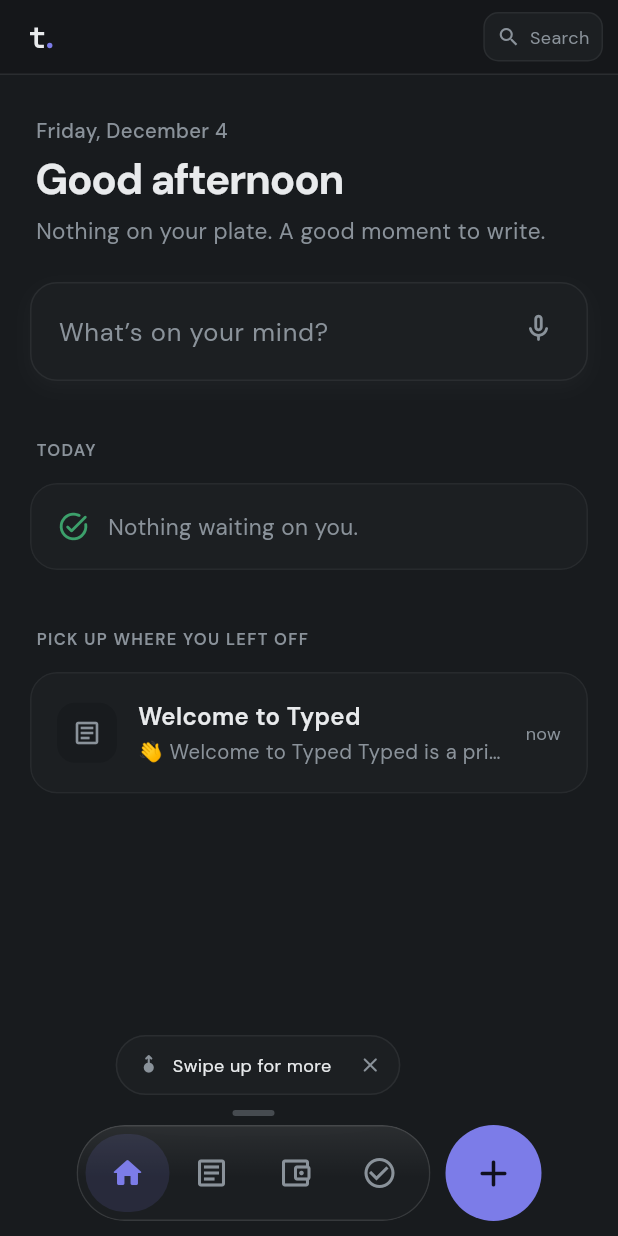
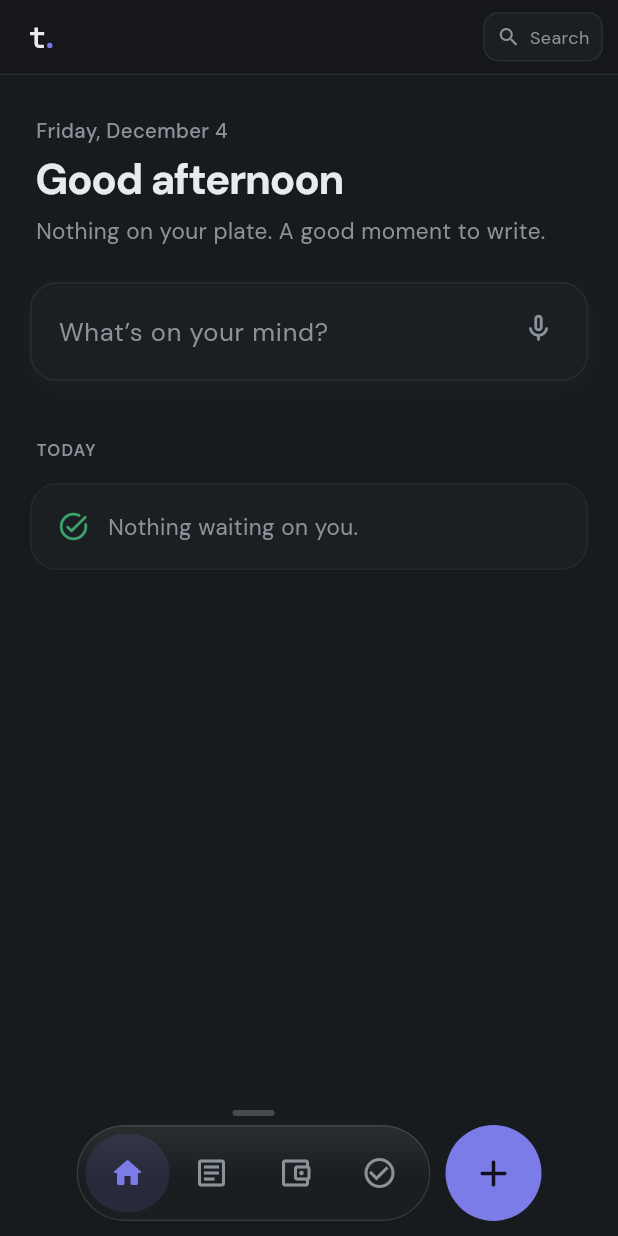
Before and after one commit to shaheenNawaf/typed, a Flutter app: the screen it shows after launch, after a tap on "Skip", on a phone screen of 412 x 824 dp. Run offline on Flutter 3.47's test engine with Material 3 defaults, Android fonts, the phone set to English and light mode, and no system bars; our stand-ins replace cross_file, file_picker, flutter_local_notifications, flutter_markdown, flutter_svg, flutter_timezone and 7 more; missing offline and left inert: dart:ffi, google_mlkit_text_recognition, markdown.

Commit message:
Home: Recent replaces "Pick up where you left off"
- The three pages most recently worked in (notes, lists, voice memos),
  with "3 of 5 done" for lists and "Voice memo · …" for voice; never the
  money ledger, guides or the welcome note
- The "Swipe up for more" tip no longer sits over Home's cards; it still
  shows on the other tabs until the sheet has been opened

Co-Authored-By: Claude Opus 5.5 <noreply@anthropic.com>

```diff
--- a/lib/screens/home_screen.dart
+++ b/lib/screens/home_screen.dart
@@ -2998,7 +2998,8 @@ class _HomeScreenState extends State<HomeScreen>
               : Column(
                   mainAxisSize: MainAxisSize.min,
                   children: [
-                    if (_showDockHint) _buildDockHint(),
+                    if (_showDockHint && _currentTab != 'home')
+                      _buildDockHint(),
                     MobileNav(
                   currentTab: _currentTab,
                   onTabChanged: _onTabChanged,
@@ -3396,7 +3397,7 @@ class _HomeScreenState extends State<HomeScreen>
   Widget _buildHomeScreen() {
     final isDesktop = MediaQuery.of(context).size.width >= 1024;
     final now = HomeScreen.clock();
-    final continueNote = _continueNote();
+    final recent = _recentNotes();
     final plan = buildTodayPlan(notes, now);
     // At most one moment card at the top: payday's summary.
     final moment = _buildPaydayMoment(now);
@@ -3418,13 +3419,19 @@ class _HomeScreenState extends State<HomeScreen>
       else
         _buildToday(plan, now),
       if (moment == null) ?_buildHomeMoney(now),
-      if (continueNote != null)
-        HomeContinueCard(
-          note: continueNote,
-          icon: _noteIcon(continueNote),
-          subtitle: _continueSubtitle(continueNote),
-          when: _relativeTimeLabel(continueNote.updatedAt),
-          onOpen: () => Future.microtask(() => _selectNote(continueNote.id)),
+      if (recent.isNotEmpty)
+        HomeRecent(
+          items: [
+            for (final n in recent)
+              RecentItem(
+                note: n,
+                icon: _noteIcon(n),
+                subtitle: _recentSubtitle(n),
+                when: _relativeTimeLabel(n.updatedAt),
+              ),
+          ],
+          onOpen: (n) => Future.microtask(() => _selectNote(n.id)),
+          onViewAll: () => _onTabChanged('notes'),
         ),
       if (_resurfaceNote(now) case final old?)
         HomeResurfaceCard(
@@ -3647,24 +3654,40 @@ class _HomeScreenState extends State<HomeScreen>
     }
   }
 
-  /// The page most recently written in. Task lists and finance ledgers are
-  /// left out — Next Up and the money line already cover them, and showing
-  /// the same list twice splits attention. Guides are reference, not work.
-  Note? _continueNote() {
-    Note? best;
-    for (final n in notes) {
-      if (n.isArchived || n.isDeleted || n.tags.contains('guide')) continue;
-      if (n.type == 'todo' || isFinanceNote(n)) continue;
-      if (best == null || n.updatedAt.isAfter(best.updatedAt)) best = n;
-    }
-    return best;
-  }
-
-  IconData _noteIcon(Note note) => note.type == 'todo'
-      ? Icons.check_circle_outline
-      : isFinanceNote(note)
-          ? Icons.account_balance_wallet_outlined
+  /// The pages most recently worked in: notes, lists and voice memos.
+  /// Money ledgers live in the payday card; guides and the welcome note are
+  /// reference, not work.
+  List<Note> _recentNotes() {
+    final pool = notes
+        .where((n) =>
+            !n.isArchived &&
+            !n.isDeleted &&
+            !isSeedNote(n) &&
+            !isFinanceNote(n))
+        .toList()
+      ..sort((a, b) => b.updatedAt.compareTo(a.updatedAt));
+    return pool.take(3).toList();
+  }
+
+  IconData _noteIcon(Note note) => note.tags.contains('voice')
+      ? Icons.mic_none_rounded
+      : note.type == 'todo'
+          ? Icons.check_circle_outline
           : Icons.article_outlined;
+
+  /// "Voice memo · 0 of 2 done", "3 of 5 done", or a line of the text.
+  String? _recentSubtitle(Note note) {
+    String? body;
+    final counts = countChecklist(note.content);
+    if (note.type == 'todo' || counts.total > 0) {
+      if (counts.total > 0) body = '${counts.done} of ${counts.total} done';
+    } else {
+      final preview = _homeContentPreview(note.content);
+      if (preview.isNotEmpty) body = preview;
+    }
+    if (!note.tags.contains('voice')) return body;
+    return body == null ? 'Voice memo' : 'Voice memo · $body';
+  }
 
   /// Home capture -> a new note. A short single line becomes the title; a
   /// longer thought keeps its full text as the body under a trimmed title.
@@ -3910,58 +3933,6 @@ class _HomeScreenState extends State<HomeScreen>
     );
   }
 
-  String? _continueSubtitle(Note note) {
-    if (isFinanceNote(note) && note.amounts.isNotEmpty) {
-      final counts = <String, int>{};
-      for (final e in note.amounts) {
-        final cur = e.currency ?? note.currency ?? 'PHP';
-        counts[cur] = (counts[cur] ?? 0) + 1;
-      }
-      var dominant = note.currency ?? 'PHP';
-      if (!counts.containsKey(dominant)) {
-        dominant = counts.entries.reduce((a, b) => a.value >= b.value ? a : b).key;
-      }
-      var income = 0;
-      var expense = 0;
-      var count = 0;
-      final others = <String>{};
-      for (final e in note.amounts) {
-        final cur = e.currency ?? note.currency ?? 'PHP';
-        if (cur == dominant) {
-          // A monthly note holds both directions; adding them together
-          // showed ₱15,000 income + ₱180 spent as "₱15,180.00".
-          if ((e.type ?? note.type) == 'income') {
-            income += e.amount;
-          } else {
-            expense += e.amount;
-          }
-          count++;
-        } else {
-          others.add(cur);
-        }
-      }
-      final amount = income > 0 && expense > 0
-          ? 'Net ${formatMinorAmount(income - expense, dominant)}'
-          : formatMinorAmount(income + expense, dominant);
-      final excl = others.isEmpty ? '' : ' · excl. ${others.join(' · ')}';
-      return '$amount · $count '
-          '${count == 1 ? 'entry' : 'entries'}$excl';
-    }
-    if (note.type == 'todo' || note.title.toLowerCase().contains('todo')) {
-      final counts = countChecklist(note.content);
-      if (counts.total > 0) {
-        final progress = '${counts.done} of ${counts.total} done';
-        final next = firstOpenItem(note.content);
-        if (next == null) return progress;
-        final label = next.length > 40 ? '${next.substring(0, 40)}…' : next;
-        return '$label · $progress';
-      }
-      return null;
-    }
-    final preview = _homeContentPreview(note.content);
-    return preview.isEmpty ? null : preview;
-  }
-
   /// Calendar-month finance totals for the home snapshot, scoped to the
   /// dominant currency (same approach as the finance dashboard): entries in
   /// other currencies are counted for the mixed-currency hint but never
--- a/lib/widgets/home_modules.dart
+++ b/lib/widgets/home_modules.dart
@@ -824,36 +824,75 @@ String dueLabel(DateTime day, DateTime now) {
   return '${monthShort(d.month)} ${d.day}';
 }
 
-// ── continue ───────────────────────────────────────────────────────────────
+// ── recent ─────────────────────────────────────────────────────────────────
 
-/// The single note you were last working in — not a list to choose from.
-class HomeContinueCard extends StatelessWidget {
+/// One row in [HomeRecent].
+class RecentItem {
   final Note note;
   final IconData icon;
   final String? subtitle;
   final String when;
-  final VoidCallback onOpen;
 
-  const HomeContinueCard({
-    super.key,
+  const RecentItem({
     required this.note,
     required this.icon,
     required this.subtitle,
     required this.when,
+  });
+}
+
+/// The last few pages you worked in — notes, lists and voice memos — so
+/// Home always has something of yours to return to.
+class HomeRecent extends StatelessWidget {
+  final List<RecentItem> items;
+  final void Function(Note note) onOpen;
+  final VoidCallback onViewAll;
+
+  const HomeRecent({
+    super.key,
+    required this.items,
     required this.onOpen,
+    required this.onViewAll,
   });
 
   @override
   Widget build(BuildContext context) {
     final c = context.colors;
-    final title = note.title.isEmpty ? 'Untitled' : note.title;
     return Column(
       crossAxisAlignment: CrossAxisAlignment.stretch,
       children: [
-        const HomeLabel('PICK UP WHERE YOU LEFT OFF'),
+        HomeLabel(
+          'RECENT',
+          trailing: 'All notes',
+          onTrailingTap: onViewAll,
+          trailingSemantics: 'See all notes',
+        ),
         HomeCard(
-          onTap: onOpen,
-          semanticsLabel: 'Open $title',
+          padding: EdgeInsets.zero,
+          child: Column(
+            crossAxisAlignment: CrossAxisAlignment.stretch,
+            children: [
+              for (var i = 0; i < items.length; i++) ...[
+                if (i > 0) Divider(height: 1, thickness: 1, color: c.border),
+                _row(context, items[i]),
+              ],
+            ],
+          ),
+        ),
+      ],
+    );
+  }
+
+  Widget _row(BuildContext context, RecentItem item) {
+    final c = context.colors;
+    final title = item.note.title.isEmpty ? 'Untitled' : item.note.title;
+    return Semantics(
+      button: true,
+      label: 'Open $title',
+      child: InkWell(
+        onTap: () => onOpen(item.note),
+        child: Padding(
+          padding: const EdgeInsets.fromLTRB(18, 14, 18, 14),
           child: Row(
             children: [
               Container(
@@ -863,7 +902,7 @@ class HomeContinueCard extends StatelessWidget {
                   color: c.listBg,
                   borderRadius: BorderRadius.circular(12),
                 ),
-                child: Icon(icon, size: 20, color: c.muted),
+                child: Icon(item.icon, size: 20, color: c.muted),
               ),
               const SizedBox(width: 14),
               Expanded(
@@ -880,10 +919,10 @@ class HomeContinueCard extends StatelessWidget {
                         color: c.fg,
                       ),
                     ),
-                    if (subtitle != null && subtitle!.isNotEmpty) ...[
+                    if (item.subtitle != null && item.subtitle!.isNotEmpty) ...[
                       const SizedBox(height: 3),
                       Text(
-                        subtitle!,
+                        item.subtitle!,
                         maxLines: 1,
                         overflow: TextOverflow.ellipsis,
                         style: TextStyle(
@@ -897,13 +936,13 @@ class HomeContinueCard extends StatelessWidget {
               ),
               const SizedBox(width: 10),
               Text(
-                when,
+                item.when,
                 style: TextStyle(fontSize: AppType.t12, color: c.muted),
               ),
             ],
           ),
         ),
-      ],
+      ),
     );
   }
 }
```
Also changed, not shown: 2 other files.
